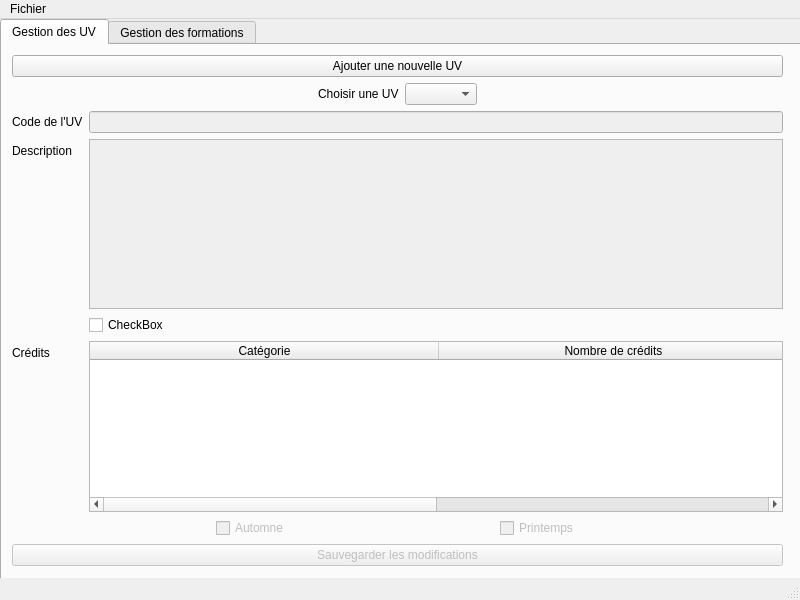
Above: mainwindow.ui from Clement-Fichmann/UTProfiler before the change. Below: the same form after it.
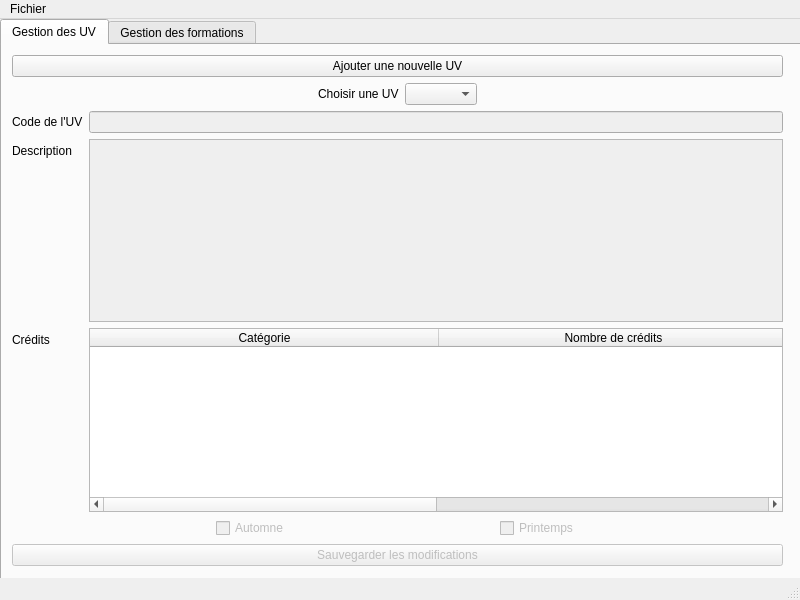
That is the form after the change.

Commit message: Add deleteUV function and UI changes

Diff of the .ui file:
```diff
--- a/mainwindow.ui
+++ b/mainwindow.ui
@@ -124,14 +124,14 @@
            </property>
           </widget>
          </item>
-         <item row="3" column="0">
+         <item row="2" column="0">
           <widget class="QLabel" name="lblCredits">
            <property name="text">
             <string>Crédits</string>
            </property>
           </widget>
          </item>
-         <item row="3" column="1">
+         <item row="2" column="1">
           <widget class="QTableWidget" name="tableCredits">
            <property name="layoutDirection">
             <enum>Qt::LeftToRight</enum>
@@ -160,13 +160,6 @@
            </column>
           </widget>
          </item>
-         <item row="2" column="1">
-          <widget class="QCheckBox" name="checkBox">
-           <property name="text">
-            <string>CheckBox</string>
-           </property>
-          </widget>
-         </item>
         </layout>
        </item>
        <item>
```
The commit also changes 4 other files.
